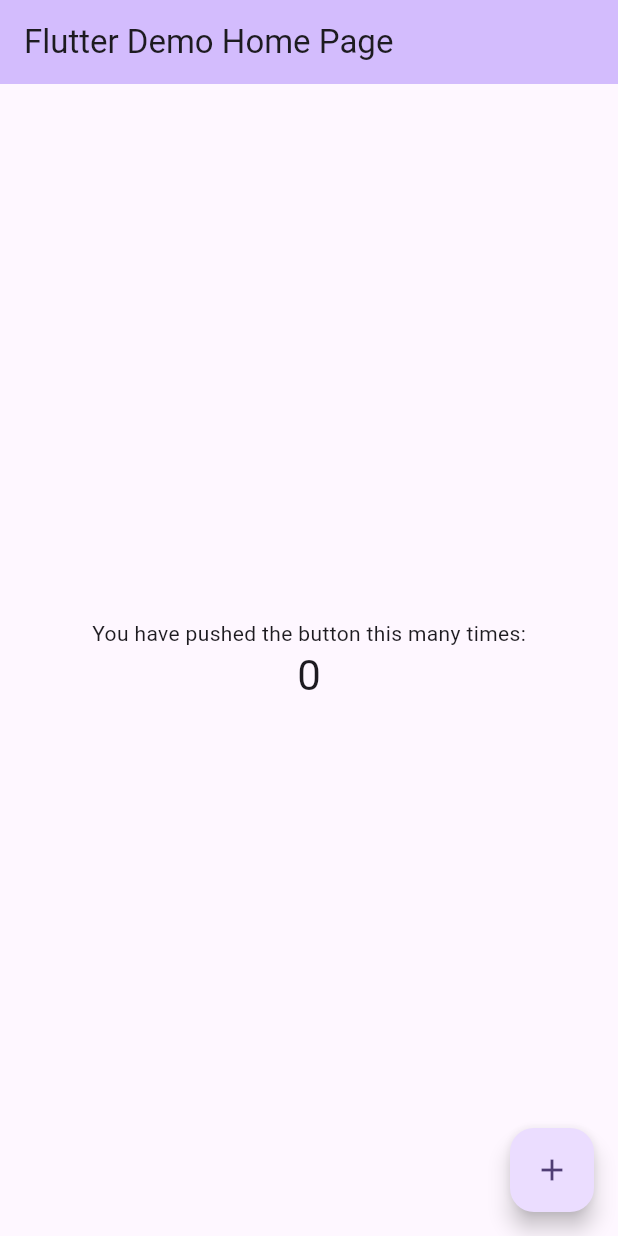
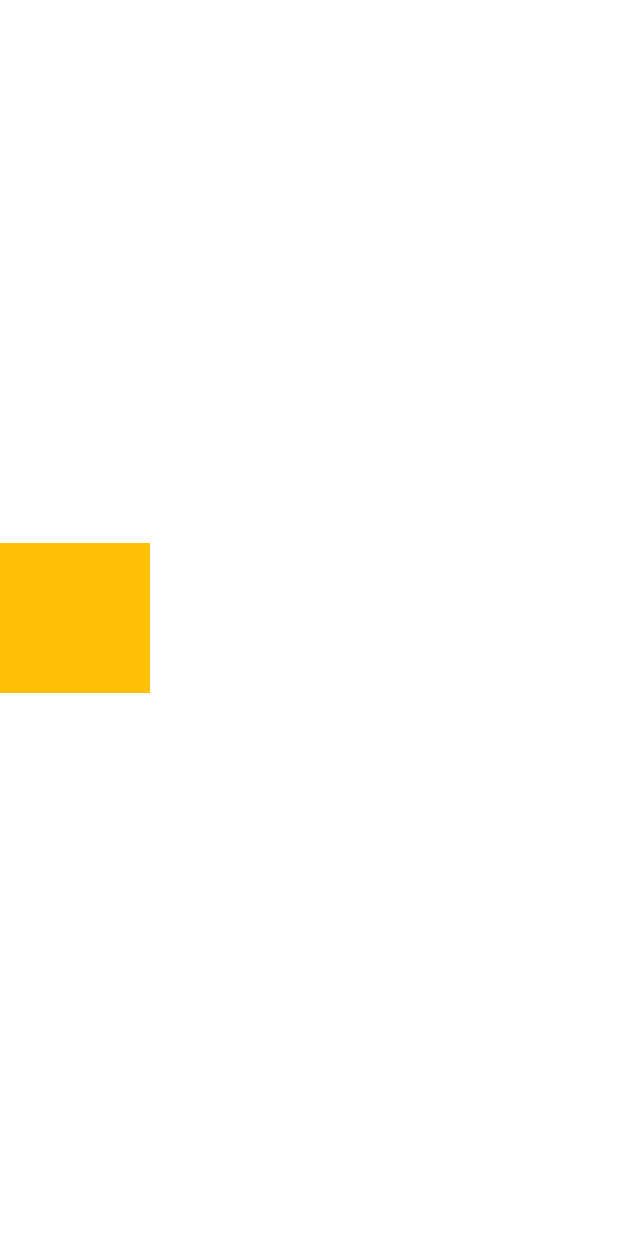
Before and after one commit to BrenoItalo16/todo, a Flutter app: the screen it shows after launch, on a phone screen of 412 x 824 dp. Run offline on Flutter 3.47's test engine with Material 3 defaults, Android fonts, the phone set to English and light mode, and no system bars.

Commit message:
feat: Created main

```diff
--- a/lib/main.dart
+++ b/lib/main.dart
@@ -1,125 +1,43 @@
 import 'package:flutter/material.dart';
 
 void main() {
-  runApp(const MyApp());
+  runApp(
+    MaterialApp(
+      home: AppWidget(),
+      debugShowCheckedModeBanner: false,
+    ),
+  );
 }
 
-class MyApp extends StatelessWidget {
-  const MyApp({super.key});
+class AppWidget extends StatefulWidget {
+  const AppWidget({super.key});
 
-  // This widget is the root of your application.
+  @override
+  State<AppWidget> createState() => _AppWidgetState();
+}
+
+class _AppWidgetState extends State<AppWidget> {
+  var align = Alignment.centerLeft;
+
   @override
   Widget build(BuildContext context) {
-    return MaterialApp(
-      title: 'Flutter Demo',
-      theme: ThemeData(
-        // This is the theme of your application.
-        //
-        // TRY THIS: Try running your application with "flutter run". You'll see
-        // the application has a purple toolbar. Then, without quitting the app,
-        // try changing the seedColor in the colorScheme below to Colors.green
-        // and then invoke "hot reload" (save your changes or press the "hot
-        // reload" button in a Flutter-supported IDE, or press "r" if you used
-        // the command line to start the app).
-        //
-        // Notice that the counter didn't reset back to zero; the application
-        // state is not lost during the reload. To reset the state, use hot
-        // restart instead.
-        //
-        // This works for code too, not just values: Most code changes can be
-        // tested with just a hot reload.
-        colorScheme: ColorScheme.fromSeed(seedColor: Colors.deepPurple),
-        useMaterial3: true,
+    return Scaffold(
+      backgroundColor: Colors.white,
+      body: GestureDetector(
+        onTap: () {
+          setState(() {
+            align = Alignment.centerRight;
+          });
+        },
+        child: Align(
+          alignment: align,
+          child: Container(
+            width: 100,
+            height: 100,
+            color: Colors.amber,
+          ),
+        ),
       ),
-      home: const MyHomePage(title: 'Flutter Demo Home Page'),
     );
   }
 }
-
-class MyHomePage extends StatefulWidget {
-  const MyHomePage({super.key, required this.title});
-
-  // This widget is the home page of your application. It is stateful, meaning
-  // that it has a State object (defined below) that contains fields that affect
-  // how it looks.
-
-  // This class is the configuration for the state. It holds the values (in this
-  // case the title) provided by the parent (in this case the App widget) and
-  // used by the build method of the State. Fields in a Widget subclass are
-  // always marked "final".
-
-  final String title;
-
-  @override
-  State<MyHomePage> createState() => _MyHomePageState();
-}
-
-class _MyHomePageState extends State<MyHomePage> {
-  int _counter = 0;
-
-  void _incrementCounter() {
-    setState(() {
-      // This call to setState tells the Flutter framework that something has
-      // changed in this State, which causes it to rerun the build method below
-      // so that the display can reflect the updated values. If we changed
-      // _counter without calling setState(), then the build method would not be
-      // called again, and so nothing would appear to happen.
-      _counter++;
-    });
-  }
-
-  @override
-  Widget build(BuildContext context) {
-    // This method is rerun every time setState is called, for instance as done
-    // by the _incrementCounter method above.
-    //
-    // The Flutter framework has been optimized to make rerunning build methods
-    // fast, so that you can just rebuild anything that needs updating rather
-    // than having to individually change instances of widgets.
-    return Scaffold(
-      appBar: AppBar(
-        // TRY THIS: Try changing the color here to a specific color (to
-        // Colors.amber, perhaps?) and trigger a hot reload to see the AppBar
-        // change color while the other colors stay the same.
-        backgroundColor: Theme.of(context).colorScheme.inversePrimary,
-        // Here we take the value from the MyHomePage object that was created by
-        // the App.build method, and use it to set our appbar title.
-        title: Text(widget.title),
-      ),
-      body: Center(
-        // Center is a layout widget. It takes a single child and positions it
-        // in the middle of the parent.
-        child: Column(
-          // Column is also a layout widget. It takes a list of children and
-          // arranges them vertically. By default, it sizes itself to fit its
-          // children horizontally, and tries to be as tall as its parent.
-          //
-          // Column has various properties to control how it sizes itself and
-          // how it positions its children. Here we use mainAxisAlignment to
-          // center the children vertically; the main axis here is the vertical
-          // axis because Columns are vertical (the cross axis would be
-          // horizontal).
-          //
-          // TRY THIS: Invoke "debug painting" (choose the "Toggle Debug Paint"
-          // action in the IDE, or press "p" in the console), to see the
-          // wireframe for each widget.
-          mainAxisAlignment: MainAxisAlignment.center,
-          children: <Widget>[
-            const Text(
-              'You have pushed the button this many times:',
-            ),
-            Text(
-              '$_counter',
-              style: Theme.of(context).textTheme.headlineMedium,
-            ),
-          ],
-        ),
-      ),
-      floatingActionButton: FloatingActionButton(
-        onPressed: _incrementCounter,
-        tooltip: 'Increment',
-        child: const Icon(Icons.add),
-      ), // This trailing comma makes auto-formatting nicer for build methods.
-    );
-  }
-}
```
